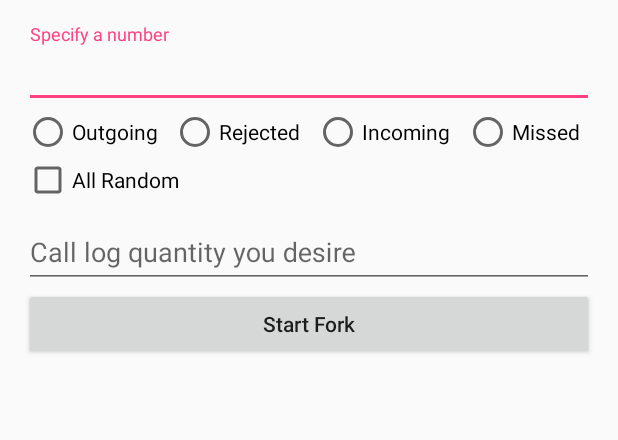
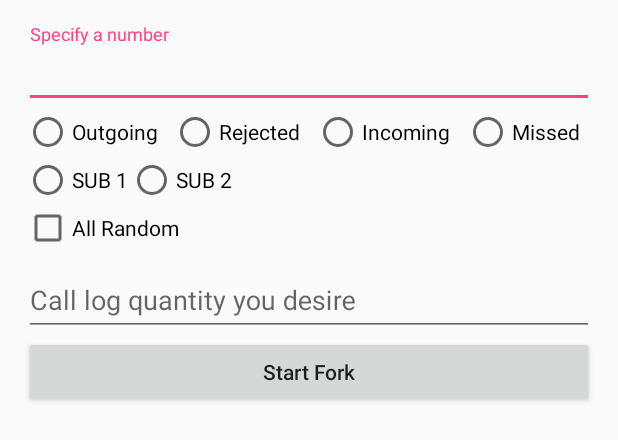
Before and after one commit to AaronVon/Dolly, an Android app: the layout activity_forkcalllog.xml on its own in the app's theme, with its tools: preview values and no code run, on a phone screen of 412 x 824 dp. Shown: the top 440 px of the screen. Run offline under Robolectric (Android 15) with nearby library versions, the phone set to English and light mode, and no system bars.

Commit message:
Feature: support dual sim phone.
Signed-off-by: Aaron <pioneervon@gmail.com>

```diff
--- a/app/src/main/java/com/pioneer/aaron/dolly/fork/ForkService.java
+++ b/app/src/main/java/com/pioneer/aaron/dolly/fork/ForkService.java
@@ -71,9 +71,10 @@ public class ForkService extends Service {
 
     public class ForkBinder extends Binder {
 
-        public void startFork(int fork_type, String phoneNumber) {
+        public void startFork(int fork_type, String phoneNumber, int subId) {
             ForkCallLogData data = new ForkCallLogData();
             data.setPhoneNum(phoneNumber);
+            data.setSubId(subId);
             startFork(fork_type, 0, false, data);
         }
 
--- a/app/src/main/java/com/pioneer/aaron/dolly/fork/ForkTask.java
+++ b/app/src/main/java/com/pioneer/aaron/dolly/fork/ForkTask.java
@@ -103,6 +103,8 @@ public class ForkTask extends AsyncTask<Object, Integer, Integer> {
 
         ContentValues contentValues = new ContentValues();
         contentValues.put(VoicemailContract.Voicemails.NUMBER, phoneNumber);
+        contentValues.put(CallLog.Calls.PHONE_ACCOUNT_COMPONENT_NAME, mContext.getPackageName());
+        contentValues.put(CallLog.Calls.PHONE_ACCOUNT_ID, callLogData.getSubId());
         contentValues.put(VoicemailContract.Voicemails.DURATION, 21);
         contentValues.put(VoicemailContract.Voicemails.DATE, System.currentTimeMillis());
         contentValues.put(VoicemailContract.Voicemails.IS_READ, 0);
@@ -173,6 +175,7 @@ public class ForkTask extends AsyncTask<Object, Integer, Integer> {
                 if (columnsExists.get(ForkCallLogData.CALL_TYPE)) {
                     values.put(ForkCallLogData.CALL_TYPE, Matrix.getRandomCallType());
                 }
+                values.put(CallLog.Calls.PHONE_ACCOUNT_ID, Matrix.getRandomSubId());
             }
             operations.add(ContentProviderOperation
                     .newInsert(CallLog.Calls.CONTENT_URI)
@@ -213,6 +216,7 @@ public class ForkTask extends AsyncTask<Object, Integer, Integer> {
         values.put(CallLog.Calls.TYPE, data.getType());
         values.put(CallLog.Calls.NEW, data.getType() == CallLog.Calls.MISSED_TYPE ? 0 : 1);
         values.put(CallLog.Calls.DATE, System.currentTimeMillis());
+        values.put(CallLog.Calls.PHONE_ACCOUNT_ID, data.getSubId());
 
         if (isRCS) {
             values.put(ForkCallLogData.IS_PRIMARY, 1);
--- a/app/src/main/java/com/pioneer/aaron/dolly/fork/calllog/ForkCallLogPresenter.java
+++ b/app/src/main/java/com/pioneer/aaron/dolly/fork/calllog/ForkCallLogPresenter.java
@@ -91,9 +91,9 @@ public class ForkCallLogPresenter implements IForkCallLogContract.Presenter {
     }
 
     @Override
-    public void forkVvmCallLog(Context context, String phoneNumber) {
+    public void forkVvmCallLog(Context context, String phoneNumber, int subId) {
         if (mForkBinder != null) {
-            mForkBinder.startFork(ForkTask.FORK_TYPE_VVM, phoneNumber);
+            mForkBinder.startFork(ForkTask.FORK_TYPE_VVM, phoneNumber, subId);
         }
     }
 
--- a/app/src/main/java/com/pioneer/aaron/dolly/fork/calllog/IForkCallLogContract.java
+++ b/app/src/main/java/com/pioneer/aaron/dolly/fork/calllog/IForkCallLogContract.java
@@ -24,7 +24,7 @@ public interface IForkCallLogContract {
 
         void forkSpecifiedCallLog(Context context, ForkCallLogData data);
 
-        void forkVvmCallLog(Context context, String phoneNumber);
+        void forkVvmCallLog(Context context, String phoneNumber, int subId);
 
         void sendVvmState(String vvmState, String state);
 
--- a/app/src/main/java/com/pioneer/aaron/dolly/utils/ForkConstants.java
+++ b/app/src/main/java/com/pioneer/aaron/dolly/utils/ForkConstants.java
@@ -7,4 +7,6 @@ package com.pioneer.aaron.dolly.utils;
 public class ForkConstants {
     public static final int VIBRATE_ON_LONG_CLICK = 100;
     public static final int INVALID_CONFIG_STATE = -1;
+    public static final int SIM_ONE = 0;
+    public static final int SIM_TWO = 0;
 }
--- a/app/src/main/java/com/pioneer/aaron/dolly/utils/Matrix.java
+++ b/app/src/main/java/com/pioneer/aaron/dolly/utils/Matrix.java
@@ -452,4 +452,8 @@ public class Matrix {
         }
         return avatarBytes;
     }
+
+    public static int getRandomSubId() {
+        return getRandomInt(2);
+    }
 }
--- a/app/src/main/res/layout/activity_forkcalllog.xml
+++ b/app/src/main/res/layout/activity_forkcalllog.xml
@@ -142,6 +142,11 @@
 
         </LinearLayout>
 
+        <include
+            layout="@layout/subscription_layout"
+            android:layout_width="match_parent"
+            android:layout_height="wrap_content"/>
+
         <CheckBox
             android:id="@+id/call_log_roll_dice"
             android:layout_width="wrap_content"
--- a/app/src/main/res/layout/activity_forkvvm.xml
+++ b/app/src/main/res/layout/activity_forkvvm.xml
@@ -11,6 +11,11 @@
 
         <include
             layout="@layout/call_log_number_input_layout"
+            android:layout_width="match_parent"
+            android:layout_height="wrap_content"/>
+
+        <include
+            layout="@layout/subscription_layout"
             android:layout_width="match_parent"
             android:layout_height="wrap_content"/>
 
--- /dev/null
+++ b/app/src/main/res/layout/subscription_layout.xml
@@ -0,0 +1,26 @@
+<?xml version="1.0" encoding="utf-8"?>
+<LinearLayout xmlns:android="http://schemas.android.com/apk/res/android"
+              android:layout_width="match_parent"
+              android:layout_height="match_parent"
+              android:orientation="vertical">
+
+    <RadioGroup
+        android:id="@+id/subscription_id_group"
+        android:layout_width="match_parent"
+        android:layout_height="wrap_content"
+        android:orientation="horizontal">
+
+        <RadioButton
+            android:id="@+id/sub_one"
+            android:layout_width="wrap_content"
+            android:layout_height="wrap_content"
+            android:text="@string/sub_id_one"/>
+
+        <RadioButton
+            android:id="@+id/sub_two"
+            android:layout_width="wrap_content"
+            android:layout_height="wrap_content"
+            android:text="@string/sub_id_two"/>
+    </RadioGroup>
+
+</LinearLayout>
--- a/app/src/main/res/values/strings.xml
+++ b/app/src/main/res/values/strings.xml
@@ -76,4 +76,7 @@
         <item>NO_CONNECTION</item>
         <item>MESSAGE_WAITING</item>
     </string-array>
+
+    <string name="sub_id_one">SUB 1</string>
+    <string name="sub_id_two">SUB 2</string>
 </resources>
```
Also changed, not shown: app/src/main/java/com/pioneer/aaron/dolly/fork/calllog/ForkCallLogActivity.java (+15 -1 lines), app/src/main/java/com/pioneer/aaron/dolly/fork/calllog/ForkCallLogData.java (+10 -0 lines), app/src/main/java/com/pioneer/aaron/dolly/fork/calllog/ForkVvmActivity.java (+17 -1 lines), 2 other files.
